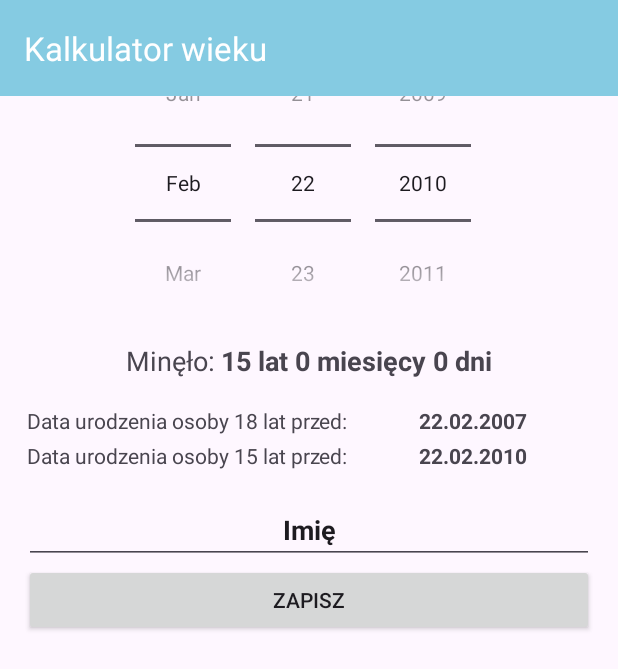
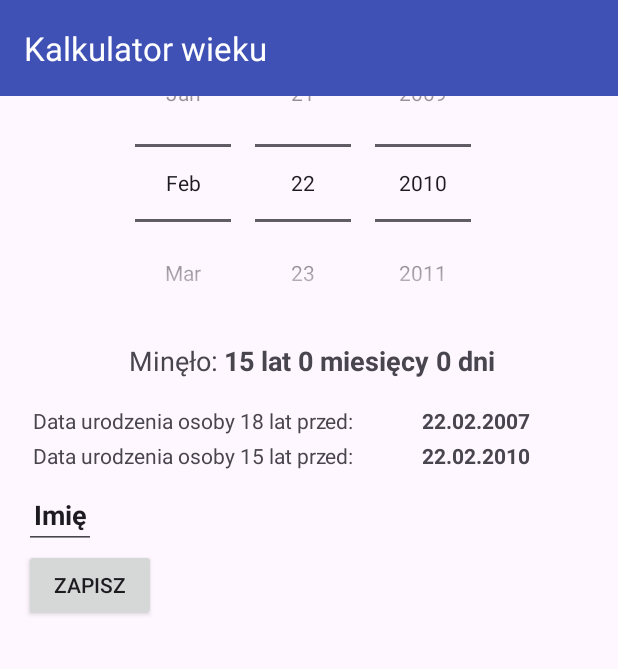
Before and after one commit to Bloodlex/AgeCalculator, an Android app: the screen it shows after launch (MainActivity), on a phone screen of 412 x 824 dp. Shown: the top 669 px of the screen. Run offline under Robolectric (Android 15) with nearby library versions, the phone set to English and light mode, and no system bars.

Commit message:
layout changes

```diff
--- a/app/src/main/res/layout/main_activity.xml
+++ b/app/src/main/res/layout/main_activity.xml
@@ -46,6 +46,7 @@
             android:layout_width="wrap_content"
             android:layout_height="wrap_content"
             android:paddingEnd="4dp"
+            android:paddingStart="4dp"
             android:text="@string/min_o"
             android:textAppearance="@style/TextAppearance.AppCompat.Medium" />
 
@@ -80,14 +81,14 @@
                 android:layout_width="wrap_content"
                 android:layout_height="wrap_content"
                 android:paddingEnd="5dp"
-                android:text="Data urodzenia osoby 18 lat przed:" />
+                android:paddingStart="4dp"
+                android:text="@string/data_urodzenia_osoby_18_lat_przed" />
 
             <TextView
                 android:id="@+id/birthDateFor18YearsOldTextView"
                 android:layout_width="0dp"
                 android:layout_height="wrap_content"
                 android:layout_weight="1"
-                android:text="TextView"
                 android:textAlignment="center"
                 android:textStyle="bold"
                 tools:text="@tools:sample/date/ddmmyy" />
@@ -104,14 +105,14 @@
                 android:layout_width="wrap_content"
                 android:layout_height="wrap_content"
                 android:paddingEnd="5dp"
-                android:text="Data urodzenia osoby 15 lat przed:" />
+                android:paddingStart="4dp"
+                android:text="@string/data_urodzenia_osoby_15_lat_przed" />
 
             <TextView
                 android:id="@+id/birthDateFor15YearsOldTextView"
                 android:layout_width="0dp"
                 android:layout_height="wrap_content"
                 android:layout_weight="1"
-                android:text="TextView"
                 android:textAlignment="center"
                 android:textStyle="bold"
                 tools:text="@tools:sample/date/ddmmyy" />
@@ -122,28 +123,29 @@
             android:layout_width="match_parent"
             android:layout_height="wrap_content"
             android:orientation="vertical"
-            android:paddingTop="15dp">
+            android:paddingTop="5dp">
 
             <EditText
                 android:id="@+id/editTextText"
-                android:layout_width="match_parent"
+                android:layout_width="wrap_content"
                 android:layout_height="wrap_content"
-                android:editable="true"
-                android:ems="10"
-                android:hint="Imię"
+                android:width="48dp"
+                android:height="48dp"
+                android:autofillHints=""
+                android:hint="@string/imi"
                 android:inputType="text"
                 android:maxLength="15"
                 android:selectAllOnFocus="true"
                 android:singleLine="true"
-                android:text="Imię"
+                android:text="@string/imi"
                 android:textAlignment="center"
                 android:textStyle="bold" />
 
             <Button
                 android:id="@+id/button"
-                android:layout_width="match_parent"
+                android:layout_width="wrap_content"
                 android:layout_height="wrap_content"
-                android:text="Zapisz" />
+                android:text="@string/zapisz" />
 
         </LinearLayout>
 
--- a/app/src/main/res/values/colors.xml
+++ b/app/src/main/res/values/colors.xml
@@ -2,6 +2,6 @@
 <resources>
     <color name="black">#FF000000</color>
     <color name="white">#FFFFFFFF</color>
-    <color name="colorPrimary">#85CBE2</color>
+    <color name="colorPrimary">#3F51B5</color>
     <color name="colorPrimaryDark">#3618BD</color>
 </resources>
--- a/app/src/main/res/values/strings.xml
+++ b/app/src/main/res/values/strings.xml
@@ -7,4 +7,8 @@
     <string name="ustaw_18_lat">Ustaw 18 lat</string>
     <string name="wybierz_dat_urodzenia">Wybierz datę urodzenia</string>
     <string name="min_o">Minęło:</string>
+    <string name="imi">Imię</string>
+    <string name="data_urodzenia_osoby_18_lat_przed">Data urodzenia osoby 18 lat przed:</string>
+    <string name="data_urodzenia_osoby_15_lat_przed">Data urodzenia osoby 15 lat przed:</string>
+    <string name="zapisz">Zapisz</string>
 </resources>
```
